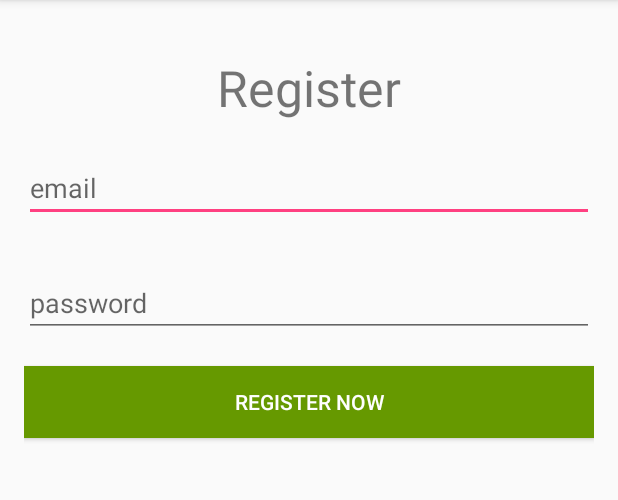
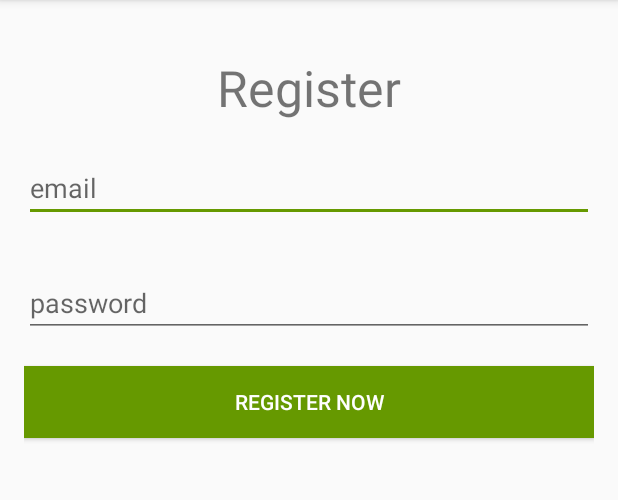
Before and after one commit to nikenfebrianik/NIKEN_1202154297_MODUL6, an Android app: the RegisterActivity screen opened directly, with no data from a screen before it, on a phone screen of 412 x 824 dp, the part 84-584 px from its top. Run offline under Robolectric (Android 15) with nearby library versions, the phone set to English and light mode, and no system bars; our stand-ins replace Firebase (no records; nobody signed in at launch, a user with empty details on screens opened directly).

Commit message:
baru auth

```diff
--- a/app/src/main/res/values/colors.xml
+++ b/app/src/main/res/values/colors.xml
@@ -1,10 +1,6 @@
 <?xml version="1.0" encoding="utf-8"?>
 <resources>
     <color name="colorPrimary">@android:color/holo_green_dark</color>
-    <color name="colorPrimaryDark">#303F9F</color>
-    <color name="colorAccent">#FF4081</color>
-
-    <color name="textColorPrimary">#FFFFFF</color>
-    <color name="windowBackground">#FFFFFF</color>
-    <color name="navigationBarColor">#000000</color>
+    <color name="colorPrimaryDark">#2b4801</color>
+    <color name="colorAccent">@android:color/holo_green_dark</color>
 </resources>
--- a/app/src/main/res/values/styles.xml
+++ b/app/src/main/res/values/styles.xml
@@ -7,5 +7,4 @@
         <item name="colorPrimaryDark">@color/colorPrimaryDark</item>
         <item name="colorAccent">@color/colorAccent</item>
     </style>
-
 </resources>
```
